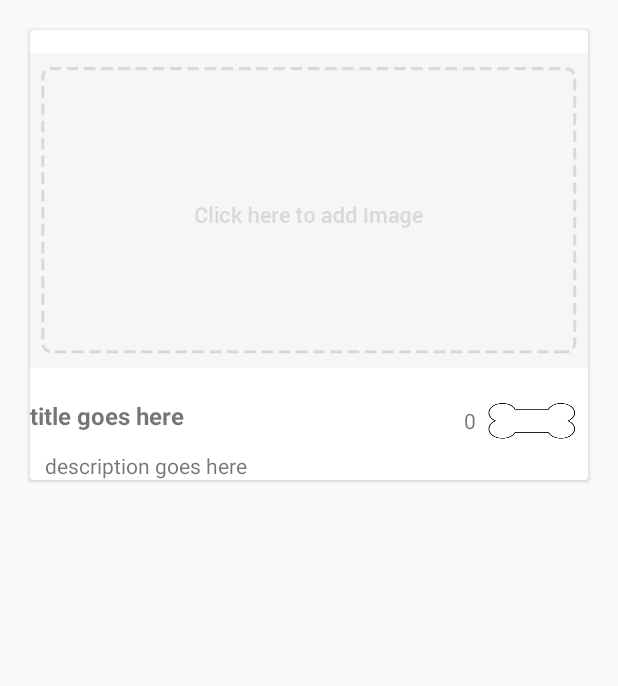
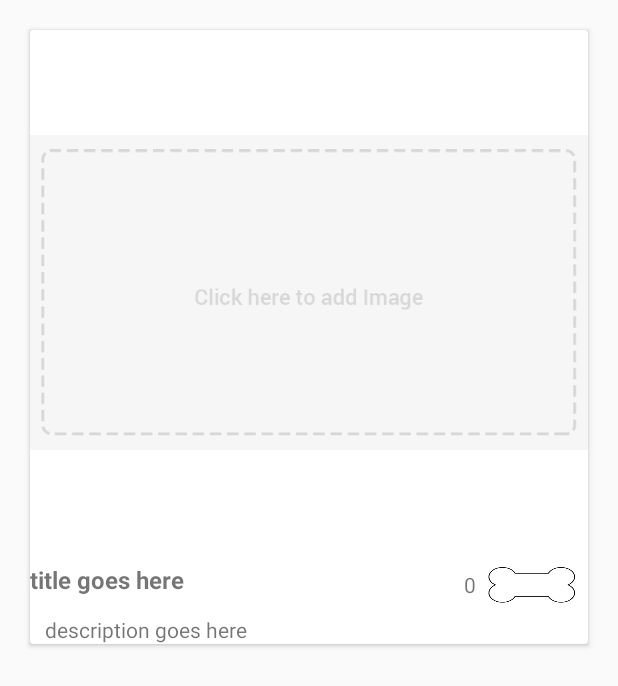
Before and after one commit to EC327yipyap/yipyap, an Android app: the layout feed_row.xml on its own in the app's theme, with its tools: preview values and no code run, on a phone screen of 412 x 824 dp. Shown: the top 686 px of the screen. Run offline under Robolectric (Android 15) with nearby library versions, the phone set to English and light mode, and no system bars.

Commit message:
Changes from this morning
Here ya go!

```diff
--- a/YipYapNewJava/app/src/main/java/com/example/android/yipyapnewjava/PostMalone.java
+++ b/YipYapNewJava/app/src/main/java/com/example/android/yipyapnewjava/PostMalone.java
@@ -10,6 +10,7 @@ public class PostMalone {
     private String title;
     private String description;
     private String image;
+    private int upVotes;
 
     public PostMalone(){}
 
@@ -17,6 +18,7 @@ public class PostMalone {
         this.title = title;
         this.description = description;
         this.image = image;
+        this.upVotes = 0;
     }
 
     public String getTitle() {
@@ -43,5 +45,7 @@ public class PostMalone {
         this.image = image;
     }
 
+    public int getUpVotes(){ return this.upVotes; }
 
+    public void setUpVotes(int num) { this.upVotes = num; }
 }
--- a/YipYapNewJava/app/src/main/res/layout/feed_row.xml
+++ b/YipYapNewJava/app/src/main/res/layout/feed_row.xml
@@ -13,7 +13,7 @@
         <ImageView
             android:id="@+id/post_image"
             android:layout_width="match_parent"
-            android:layout_height="wrap_content"
+            android:layout_height="350dp"
             tools:adjustViewBounds="true"
             tools:scaleType="centerCrop"
             tools:src="@mipmap/add_btn" />
```
Also changed, not shown: YipYapNewJava/app/src/main/java/com/example/android/yipyapnewjava/feed2.java (+17 -3 lines).
